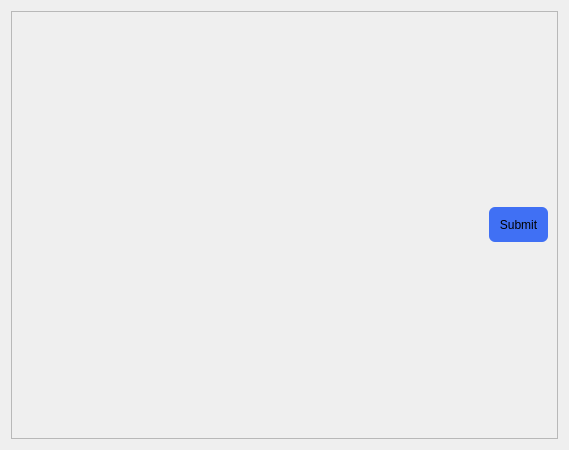
The window that src/views/authenticate_views/security_question_view.ui (devforgely/MFA-Simulator) describes before a commit, drawn with Qt 5.
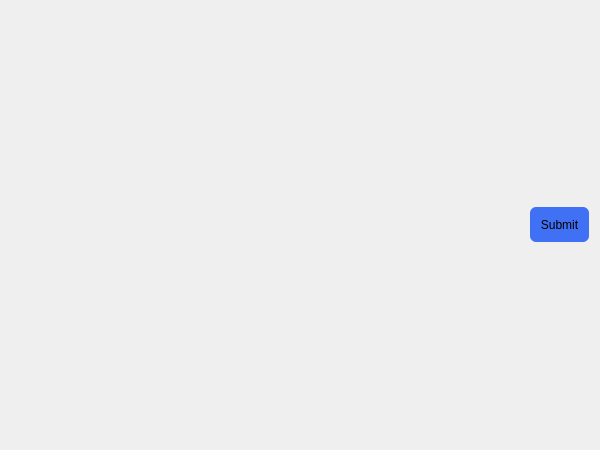
The same window after the commit.

Diff of the .ui file:
```diff
--- a/src/views/authenticate_views/security_question_view.ui
+++ b/src/views/authenticate_views/security_question_view.ui
@@ -6,26 +6,20 @@
    <rect>
     <x>0</x>
     <y>0</y>
-    <width>569</width>
+    <width>600</width>
     <height>450</height>
    </rect>
   </property>
+  <property name="maximumSize">
+   <size>
+    <width>600</width>
+    <height>450</height>
+   </size>
+  </property>
   <property name="windowTitle">
    <string>Form</string>
   </property>
   <property name="styleSheet">
-   <string notr="true"/>
-  </property>
-  <layout class="QHBoxLayout" name="horizontalLayout_2">
-   <item>
-    <widget class="QFrame" name="left_frame">
-     <property name="maximumSize">
-      <size>
-       <width>550</width>
-       <height>16777215</height>
-      </size>
-     </property>
-     <property name="styleSheet">
       <string notr="true">QPushButton {
 	border-radius: 6px;
 	border: none;
@@ -36,13 +30,7 @@
 	background-color: #4070f4;
 }</string>
      </property>
-     <property name="frameShape">
-      <enum>QFrame::StyledPanel</enum>
-     </property>
-     <property name="frameShadow">
-      <enum>QFrame::Raised</enum>
-     </property>
-     <layout class="QVBoxLayout" name="verticalLayout_2">
+  <layout class="QVBoxLayout" name="verticalLayout">
       <item>
        <layout class="QGridLayout" name="question_view">
         <property name="sizeConstraint">
@@ -52,6 +40,9 @@
       </item>
       <item>
        <layout class="QHBoxLayout" name="horizontalLayout">
+     <property name="spacing">
+      <number>10</number>
+     </property>
         <item>
          <spacer name="horizontalSpacer">
           <property name="orientation">
@@ -88,9 +79,6 @@
          </widget>
         </item>
        </layout>
-      </item>
-     </layout>
-    </widget>
    </item>
   </layout>
  </widget>
```
Left out of the diff: 3 changed lines with no effect on the pictures. Lines whose indentation alone changed are shown as unchanged.
